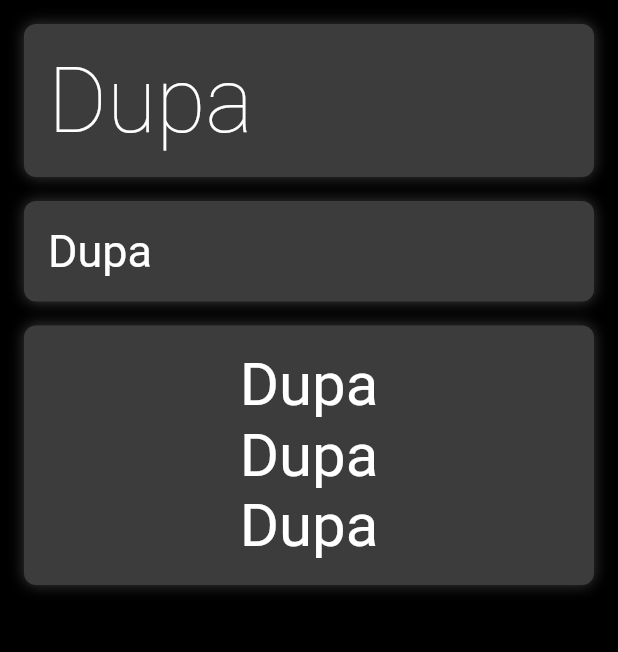
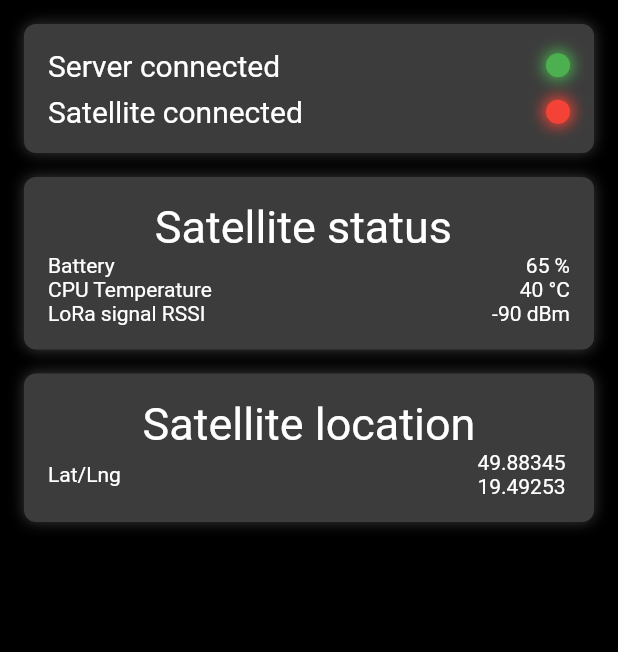
Before and after one commit to TinXsat/Tinx-Frontend, a Flutter app: the screen it shows after launch, on a phone screen of 412 x 824 dp, the part 84-736 px from its top. Run offline on Flutter 3.47's test engine with Material 2 defaults, Android fonts, the phone set to English and light mode, and no system bars.

Commit message:
Move body to separate file Add some placeholder data

```diff
--- a/lib/pages/home_page/home_page.dart
+++ b/lib/pages/home_page/home_page.dart
@@ -1,6 +1,6 @@
 import 'package:flutter/material.dart';
 import 'package:flutter/rendering.dart';
-import 'package:flutter_staggered_grid_view/flutter_staggered_grid_view.dart';
+import 'package:tinx_frontend/pages/home_page/home_page_body.dart';
 
 class HomePage extends StatefulWidget {
   @override
@@ -8,30 +8,6 @@ class HomePage extends StatefulWidget {
 }
 
 class _HomePageState extends State<HomePage> {
-  Widget NiceRectangle({Widget child, Color color, bool glow = true}) {
-    return Container(
-      padding: EdgeInsets.all(16),
-      decoration: BoxDecoration(
-        color: color,
-        borderRadius: BorderRadius.circular(8),
-        boxShadow: glow ? [BoxShadow(color: color, blurRadius: 8)] : null,
-      ),
-      child: child,
-    );
-  }
-
-  Widget FuckingDot({Color color, double size = 8, bool glow = true}) =>
-      Container(
-        padding: EdgeInsets.all(size),
-        decoration: BoxDecoration(
-          shape: BoxShape.circle,
-          color: color,
-          boxShadow: glow
-              ? [BoxShadow(color: color, blurRadius: 8, spreadRadius: 2)]
-              : null,
-        ),
-      );
-
   @override
   Widget build(BuildContext context) {
     final theme = Theme.of(context);
@@ -50,39 +26,7 @@ class _HomePageState extends State<HomePage> {
           ],
         ),
       ),
-      body: Container(
-        padding: EdgeInsets.all(16),
-        child: StaggeredGridView.count(
-          crossAxisCount:
-              (MediaQuery.of(context).size.width / 450).round().clamp(1, 30),
-          mainAxisSpacing: 16,
-          crossAxisSpacing: 16,
-          children: [
-            NiceRectangle(
-              color: theme.backgroundColor,
-              child: Text('Dupa', style: theme.textTheme.headline1),
-            ),
-            NiceRectangle(
-              color: theme.backgroundColor,
-              child: Text('Dupa', style: theme.textTheme.headline4),
-            ),
-            NiceRectangle(
-                color: theme.backgroundColor,
-                child: Column(
-                  children: [
-                    Text('Dupa', style: theme.textTheme.headline3),
-                    Text('Dupa', style: theme.textTheme.headline3),
-                    Text('Dupa', style: theme.textTheme.headline3),
-                  ],
-                )),
-          ],
-          staggeredTiles: [
-            StaggeredTile.fit(1),
-            StaggeredTile.fit(1),
-            StaggeredTile.fit(1),
-          ],
-        ),
-      ),
+      body: HomePageBody(),
     );
   }
 }
--- /dev/null
+++ b/lib/pages/home_page/home_page_body.dart
@@ -0,0 +1,119 @@
+import 'package:flutter/material.dart';
+import 'package:flutter_staggered_grid_view/flutter_staggered_grid_view.dart';
+
+Widget NiceRectangle({Widget child, Color color, bool glow = true}) =>
+    Container(
+      padding: EdgeInsets.all(16),
+      decoration: BoxDecoration(
+        color: color,
+        borderRadius: BorderRadius.circular(8),
+        boxShadow: glow ? [BoxShadow(color: color, blurRadius: 8)] : null,
+      ),
+      child: child,
+    );
+
+Widget FuckingDot({Color color, double size = 8, bool glow = true}) =>
+    Container(
+      padding: EdgeInsets.all(size),
+      decoration: BoxDecoration(
+        shape: BoxShape.circle,
+        color: color,
+        boxShadow: glow
+            ? [BoxShadow(color: color, blurRadius: 8, spreadRadius: 2)]
+            : null,
+      ),
+    );
+
+class HomePageBody extends StatefulWidget {
+  @override
+  _HomePageBodyState createState() => _HomePageBodyState();
+}
+
+class _HomePageBodyState extends State<HomePageBody> {
+  @override
+  Widget build(BuildContext context) {
+    final theme = Theme.of(context);
+    // PLACEHOLDER VALUES
+    // Replace these with stuff from Provider or something
+    var _serverConnected = true;
+    var _satelliteConnected = false;
+    var _satelliteBatteryPercent = 65;
+    var _satelliteCpuTemp = 40;
+    var _satelliteLoRaRssi = -90;
+    var _satelliteLat = 49.88345;
+    var _satelliteLng = 19.49253;
+
+    Widget _valueDataPair(String valueName, String value) => Row(
+          mainAxisAlignment: MainAxisAlignment.spaceBetween,
+          children: [Text(valueName), Text(value)],
+        );
+
+    final List<Widget> _tiles = [
+      NiceRectangle(
+        color: theme.colorScheme.background,
+        child: Column(
+          children: [
+            Row(
+              mainAxisAlignment: MainAxisAlignment.spaceBetween,
+              children: [
+                Text('Server connected', style: theme.textTheme.headline5),
+                FuckingDot(color: _serverConnected ? Colors.green : Colors.red)
+              ],
+            ),
+            SizedBox(height: 8),
+            Row(
+              mainAxisAlignment: MainAxisAlignment.spaceBetween,
+              children: [
+                Text('Satellite connected', style: theme.textTheme.headline5),
+                FuckingDot(
+                    color: _satelliteConnected ? Colors.green : Colors.red)
+              ],
+            ),
+          ],
+        ),
+      ),
+      NiceRectangle(
+        color: theme.colorScheme.background,
+        child: Column(
+          children: [
+            Text('Satellite status ', style: theme.textTheme.headline4),
+            _valueDataPair('Battery ', '$_satelliteBatteryPercent %'),
+            _valueDataPair('CPU Temperature ', '$_satelliteCpuTemp °C'),
+            _valueDataPair('LoRa signal RSSI ', '$_satelliteLoRaRssi dBm'),
+          ],
+        ),
+      ),
+      NiceRectangle(
+        color: theme.colorScheme.background,
+        child: Column(
+          children: [
+            Text(
+              'Satellite location',
+              style: theme.textTheme.headline4,
+            ),
+            Row(
+              mainAxisAlignment: MainAxisAlignment.spaceBetween,
+              // TODO: Make this activate some Intent to opening maps app
+              children: [
+                Text('Lat/Lng'),
+                SelectableText('$_satelliteLat\n$_satelliteLng')
+              ],
+            ),
+          ],
+        ),
+      )
+    ];
+
+    return Container(
+      padding: EdgeInsets.all(16),
+      child: StaggeredGridView.count(
+        crossAxisCount:
+            (MediaQuery.of(context).size.width / 450).round().clamp(1, 30),
+        mainAxisSpacing: 16,
+        crossAxisSpacing: 16,
+        children: _tiles,
+        staggeredTiles: _tiles.map((e) => StaggeredTile.fit(1)).toList(),
+      ),
+    );
+  }
+}
```
